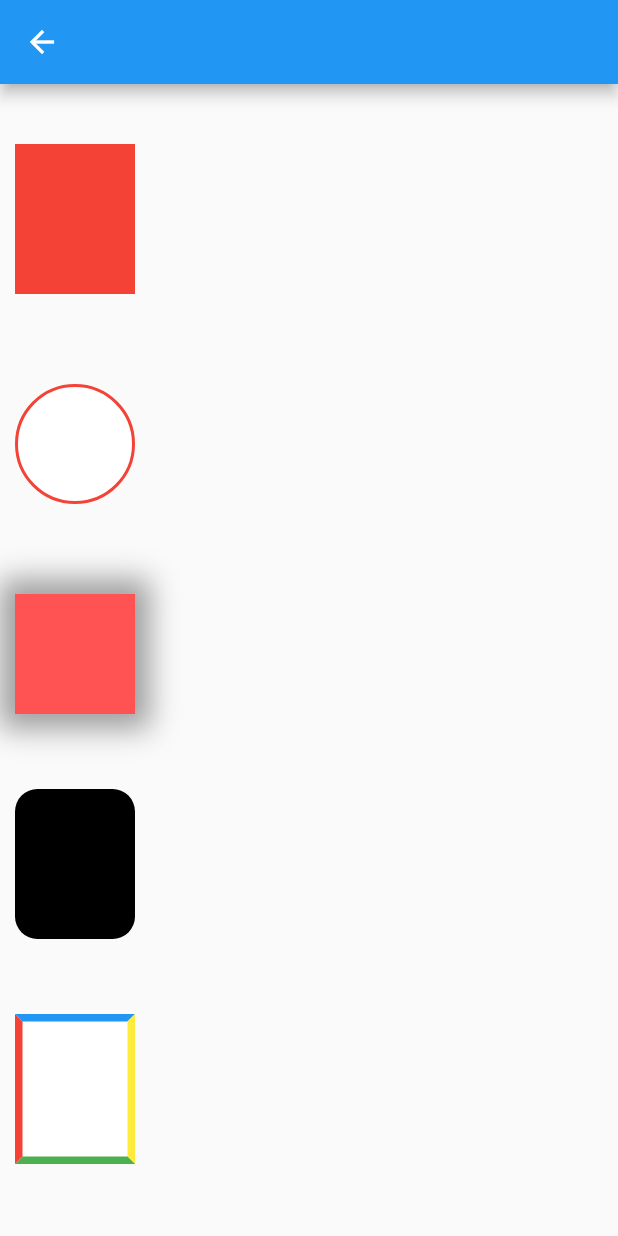
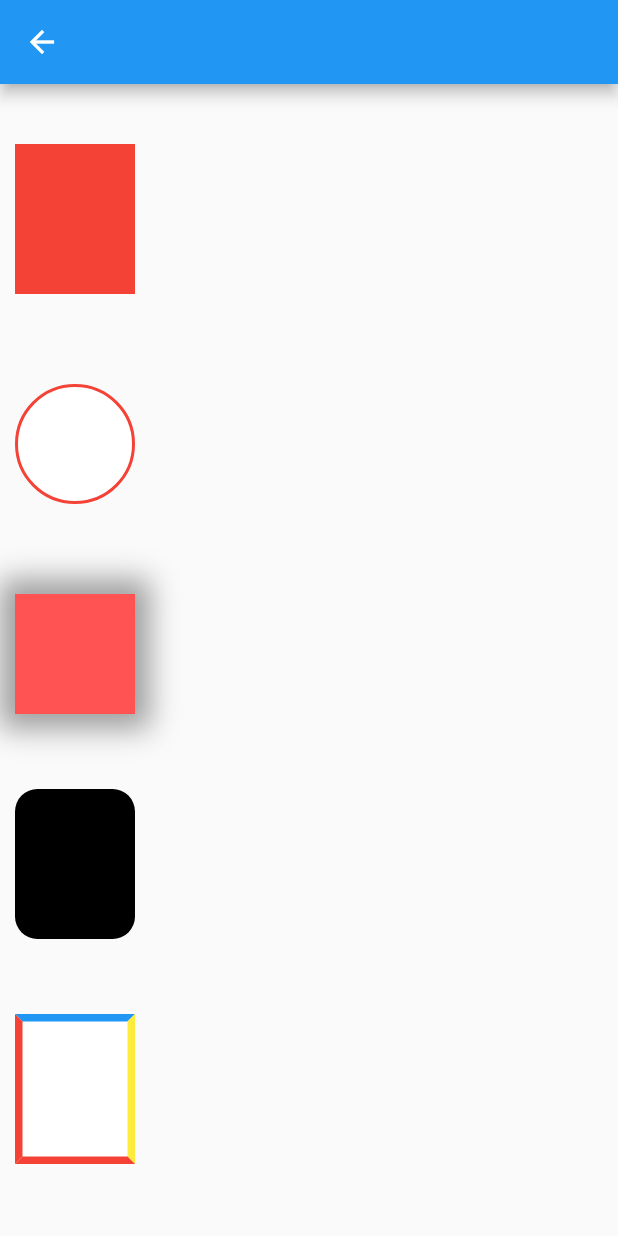
Before and after one commit to kmmhanan/first-app, a Flutter app: the DiBuContainer screen opened directly, on a phone screen of 412 x 824 dp. Run offline on Flutter 3.47's test engine with Material 2 defaults, Android fonts, the phone set to English and light mode, and no system bars.

Commit message:
14 modifird

```diff
--- a/lib/contanier.dart
+++ b/lib/contanier.dart
@@ -89,7 +89,7 @@ class DiBuContainer extends StatelessWidget {
                   width: 5.0,
                 ),
                 bottom: BorderSide(
-                  color: Colors.green,
+                  color: Colors.red,
                   width: 5.0,
                 ),
                 right: BorderSide(
```
